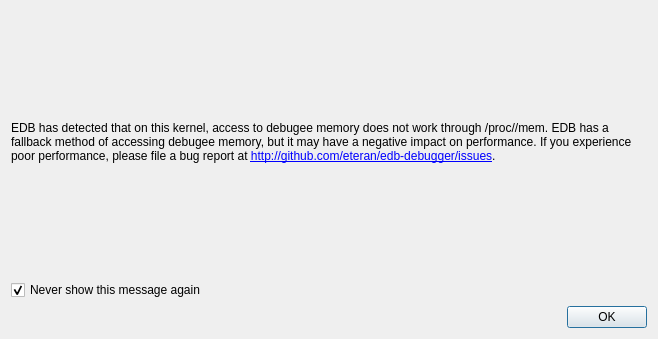
Qt form plugins/DebuggerCore/unix/linux/DialogMemoryAccess.ui (eteran/edb-debugger) before a commit.
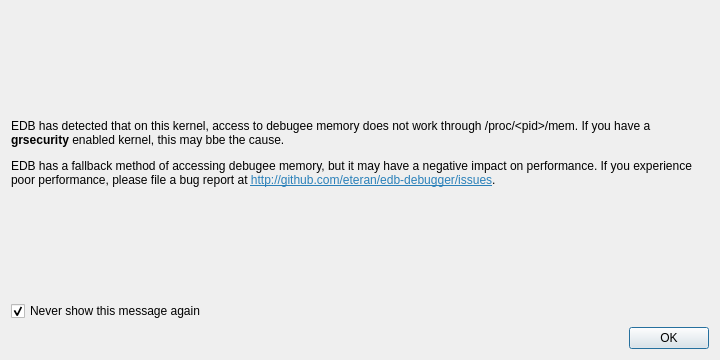
The same form after that commit.

Commit message: made the message a bit more informative

Patch:
```diff
--- a/plugins/DebuggerCore/unix/linux/DialogMemoryAccess.ui
+++ b/plugins/DebuggerCore/unix/linux/DialogMemoryAccess.ui
@@ -6,8 +6,8 @@
    <rect>
     <x>0</x>
     <y>0</y>
-    <width>658</width>
-    <height>339</height>
+    <width>720</width>
+    <height>360</height>
    </rect>
   </property>
   <property name="windowTitle">
@@ -20,7 +20,7 @@
    <item>
     <widget class="QLabel" name="label">
      <property name="text">
-      <string>EDB has detected that on this kernel, access to debugee memory does not work through /proc/&lt;pid&gt;/mem. EDB has a fallback method of accessing debugee memory, but it may have a negative impact on performance. If you experience poor performance, please file a bug report at &lt;a href=&quot;http://github.com/eteran/edb-debugger/issues&quot;&gt;http://github.com/eteran/edb-debugger/issues&lt;/a&gt;.</string>
+      <string>&lt;html&gt;&lt;head/&gt;&lt;body&gt;&lt;p&gt;EDB has detected that on this kernel, access to debugee memory does not work through &lt;span style=&quot; font-family:'Courier New,courier';&quot;&gt;/proc/&amp;lt;pid&amp;gt;/mem&lt;/span&gt;. If you have a &lt;span style=&quot; font-weight:600;&quot;&gt;grsecurity&lt;/span&gt; enabled kernel, this may bbe the cause.&lt;/p&gt;&lt;p&gt;EDB has a fallback method of accessing debugee memory, but it may have a negative impact on performance. If you experience poor performance, please file a bug report at &lt;a href=&quot;http://github.com/eteran/edb-debugger/issues&quot;&gt;&lt;span style=&quot; text-decoration: underline; color:#2980b9;&quot;&gt;http://github.com/eteran/edb-debugger/issues&lt;/span&gt;&lt;/a&gt;.&lt;/p&gt;&lt;/body&gt;&lt;/html&gt;</string>
      </property>
      <property name="textFormat">
       <enum>Qt::RichText</enum>
```
